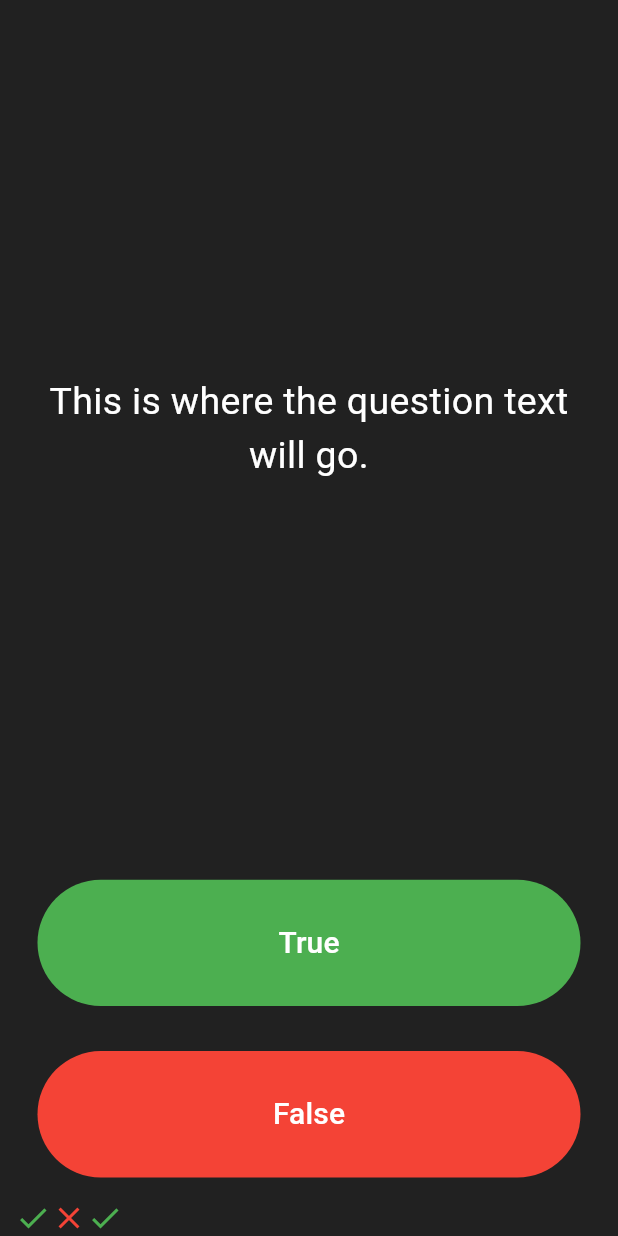
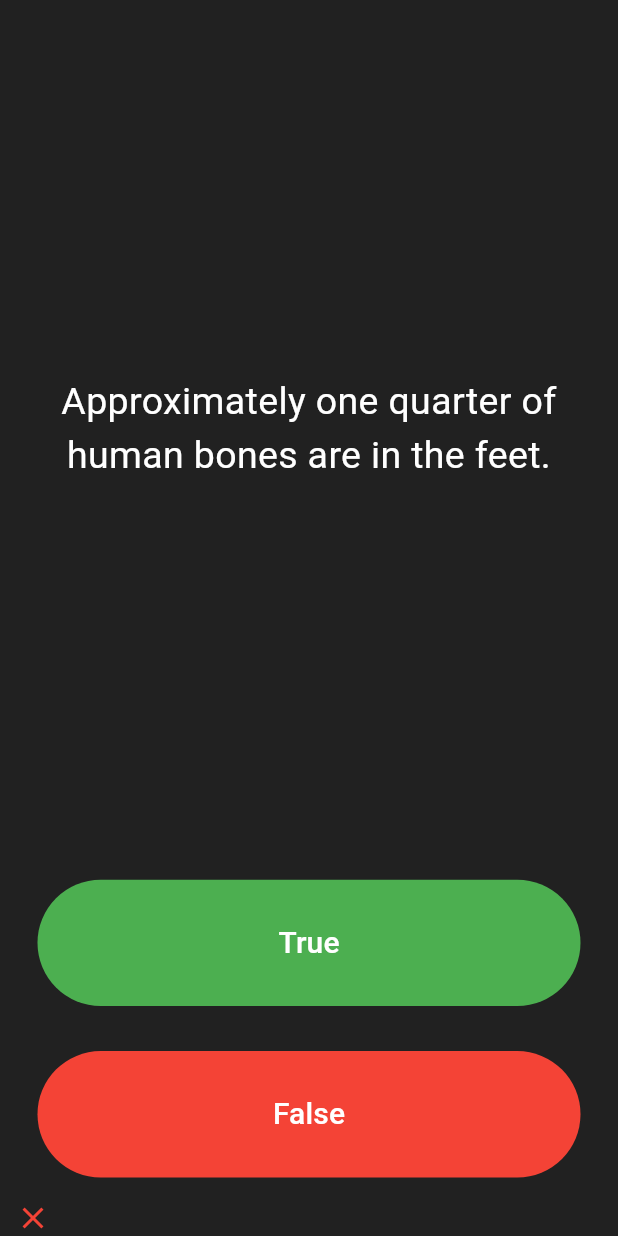
Before and after one commit to ali-ab-2003/Quizzler-flutter, a Flutter app: the screen it shows after launch, after a tap on "True", on a phone screen of 412 x 824 dp. Run offline on Flutter 3.47's test engine with Material 3 defaults, Android fonts, the phone set to English and light mode, and no system bars.

Commit message:
final app

```diff
--- a/lib/main.dart
+++ b/lib/main.dart
@@ -25,16 +25,52 @@ class QuizPage extends StatefulWidget {
 }
 
 class _QuizPageState extends State<QuizPage> {
-  List<Widget> scoreKeeper = [
+  List<Widget> scoreKeeper = [];
+
+  List<String> questions = [
+    'You can lead a cow down stairs but not up stairs.',
+    'Approximately one quarter of human bones are in the feet.',
+    'A slug\'s blood is green.'
+  ];
+  int qIndex = 0;
+  void checkAnswer(bool userAnswer) {
+    if (qIndex == 0 && userAnswer == false) {
+      scoreKeeper.add(
         Icon(
           Icons.check,
           color: Colors.green,
         ),
+      );
+    } else if (qIndex == 1 && userAnswer == true) {
+      scoreKeeper.add(
+        Icon(
+          Icons.check,
+          color: Colors.green,
+        ),
+      );
+    } else if (qIndex == 2 && userAnswer == true) {
+      scoreKeeper.add(
+        Icon(
+          Icons.check,
+          color: Colors.green,
+        ),
+      );
+    } else {
+      scoreKeeper.add(
         Icon(
           Icons.close,
           color: Colors.red,
-    )
-  ];
+        ),
+      );
+    }
+    setState(() {
+      qIndex++;
+      if (qIndex >= questions.length) {
+        qIndex = 0;
+      }
+    });
+  }
+
   @override
   Widget build(BuildContext context) {
     return Column(
@@ -47,7 +83,7 @@ class _QuizPageState extends State<QuizPage> {
             padding: EdgeInsets.all(10.0),
             child: Center(
               child: Text(
-                'This is where the question text will go.',
+                questions[qIndex],
                 textAlign: TextAlign.center,
                 style: TextStyle(
                   fontSize: 25.0,
@@ -73,9 +109,7 @@ class _QuizPageState extends State<QuizPage> {
                 ),
               ),
               onPressed: () {
-                setState(() {
-                  scoreKeeper.add(Icon(Icons.check, color: Colors.green));
-                });
+                checkAnswer(true);
                 // The user picked true.
               },
             ),
@@ -97,6 +131,7 @@ class _QuizPageState extends State<QuizPage> {
                 ),
               ),
               onPressed: () {
+                checkAnswer(false);
                 // The user picked true.
               },
             ),
```
Also changed, not shown: 1 other file. Lines whose indentation alone changed are shown as unchanged.
